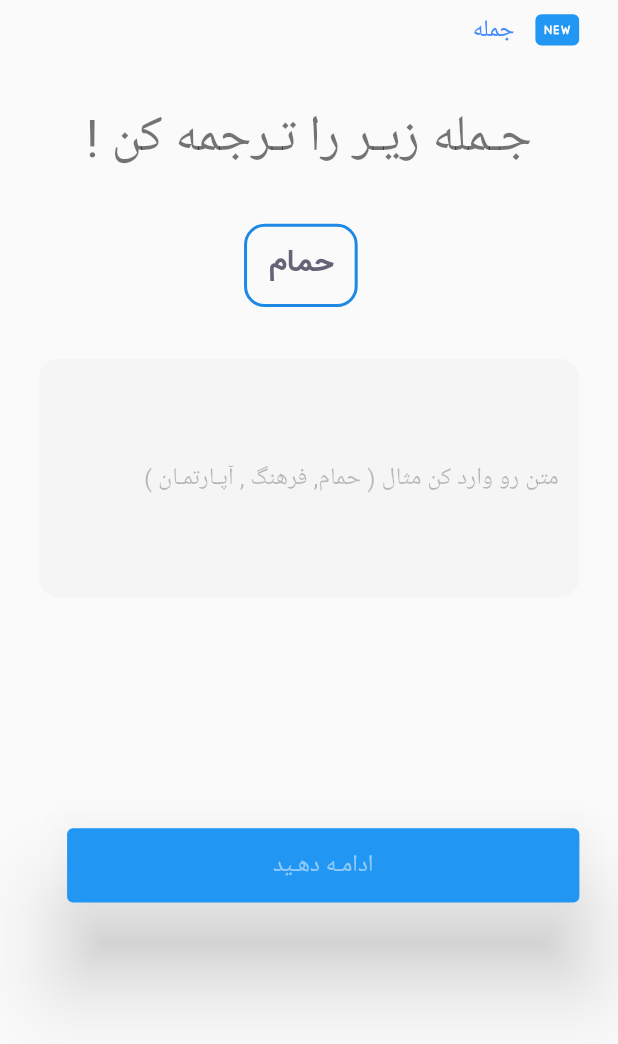
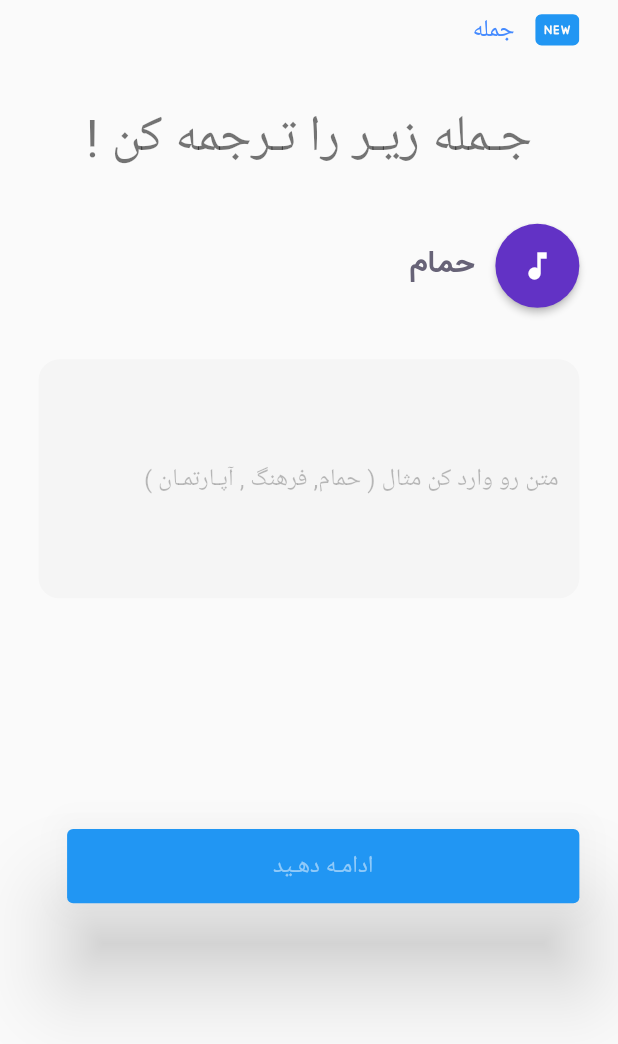
Before and after one commit to hamidAslami/language, a Flutter app: the SpeechPage2 screen opened directly with empty values, on a phone screen of 412 x 824 dp. Shown: the top 1044 px of the screen. Run offline on Flutter 3.47's test engine with Material 2 defaults, Android fonts, the phone set to English and light mode, and no system bars; our stand-ins replace animated_bottom_navigation_bar, audioplayers, cached_network_image, chewie, cloud_firestore, firebase_core and 22 more; missing offline and left inert: ndialog; accounts and stored records are empty; project files that could hold a hidden picture were left out.

Commit message:
text to speach

```diff
--- a/lib/lessons/text_to_speech_page.dart
+++ b/lib/lessons/text_to_speech_page.dart
@@ -134,25 +134,27 @@
                   ),
                 ),
 
-                Center(
-                  child: Container(
-                    padding: EdgeInsets.symmetric(
-                      horizontal: smallSize(context),
-                      vertical: smallSize(context)
+                Row(
+                  mainAxisAlignment: MainAxisAlignment.start,
+                  children: [
+                    Container(
+                      margin: EdgeInsets.only(left: smallSize(context)),
+                      child: FloatingActionButton(
+                        onPressed: _speak2,
+                        elevation: 2,
+                        backgroundColor: appTheme(context).accentColor,
+                        splashColor: Color(0xffFF7146C7),
+                        child: Icon(
+                          Icons.music_note,
+                        ),
+                      ),
                     ),
-                      decoration: BoxDecoration(
-                        color: Colors.transparent,
-                        borderRadius: BorderRadius.circular(
-                          smallSize(context)
-                        ),
-                        border: Border.all(
-                          color: Colors.blue.shade600,
-                          width: 2
-                        )
-                      ),
-                      margin: EdgeInsets.only(right: xSmallSize(context)),
+                    Container(
+                      // margin: EdgeInsets.only(right: smallSize(context)),
                       child: Text('حمام',
-                      style: appTheme(context).textTheme.subtitle1,)),
+                          style: appTheme(context).textTheme.subtitle1),
+                    )
+                  ],
                 ),
 
                 Container(
@@ -162,32 +164,30 @@
                     child: _inputSection()),
                 Container(
                   margin: EdgeInsets.only(
-                    top: xxLargeSize(context)/1.15,
+                    top: xxLargeSize(context) / 1.15,
                   ),
                   child: ElevatedButton(
                     style: ElevatedButton.styleFrom(
+                      elevation: standardSize(context),
                       padding: EdgeInsets.symmetric(
-                        horizontal: xxLargeSize(context),
-                        vertical: smallSize(context)
+                          horizontal: xxLargeSize(context),
+                          vertical: smallSize(context)
                       ),
-                      elevation: standardSize(context),
                     ),
                     onPressed: () async {
-                      if (question.selectedAnswer == question.answerCorrect) {
                         widget.controller.animateToPage(
                           widget.controller.page!.toInt() + 1,
                           duration: Duration(milliseconds: 200),
                           curve: Curves.easeInQuad,
                         );
-                      }
-                    },
+                      },
                     child: Text(
                       "ادامـه دهـید",
                       style: Theme.of(context).textTheme.headline4!.copyWith(
                           fontSize: caption1Size(context),
                           color: Theme.of(context).backgroundColor),
                     ),
-                  ),
+                  )
                 ), //ادامه دهید
               ],
             ),
@@ -210,12 +210,9 @@
               right: smallSize(context),
             ),
             border: OutlineInputBorder(
-              borderSide: BorderSide.none,
-              borderRadius: BorderRadius.circular(smallSize(context))
-            ),
-            hintStyle: TextStyle(
-                color: Colors.black26
-            ),
+                borderSide: BorderSide.none,
+                borderRadius: BorderRadius.circular(smallSize(context))),
+            hintStyle: TextStyle(color: Colors.black26),
             hintText: 'متن رو وارد کن مثال ( حمام, فرهنگ , آپـارتمـان )',
             filled: true,
             fillColor: Colors.grey.shade100),
```
